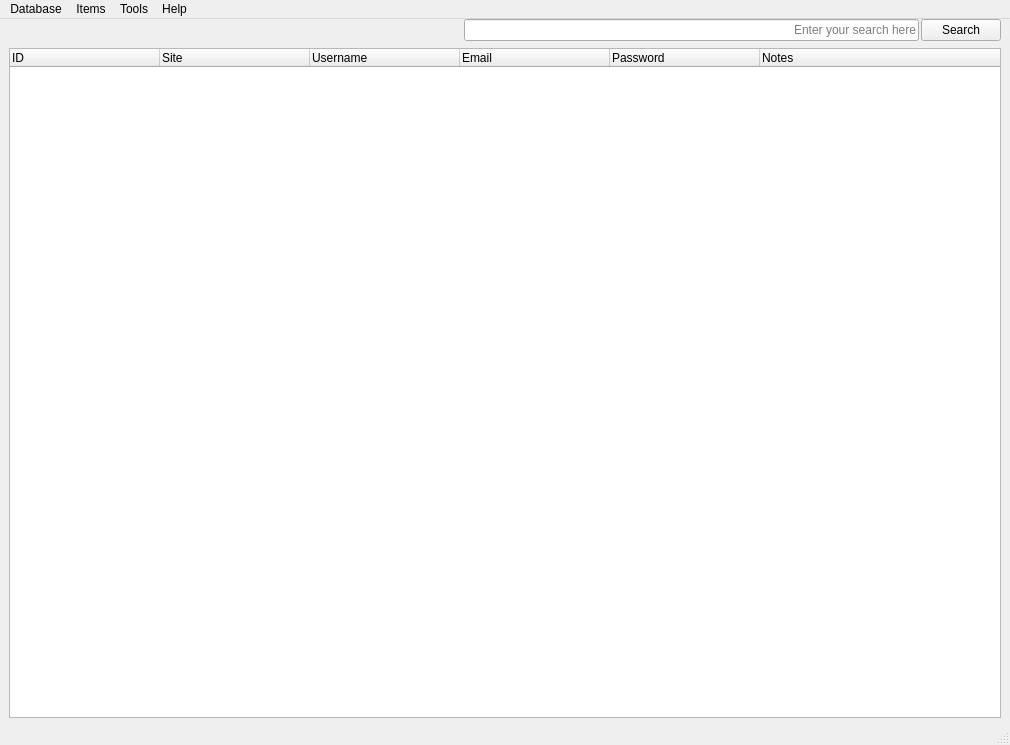
Above: resources/pastword.ui from GeorgeHoneywood/pastword before the change. Below: the same form after it.
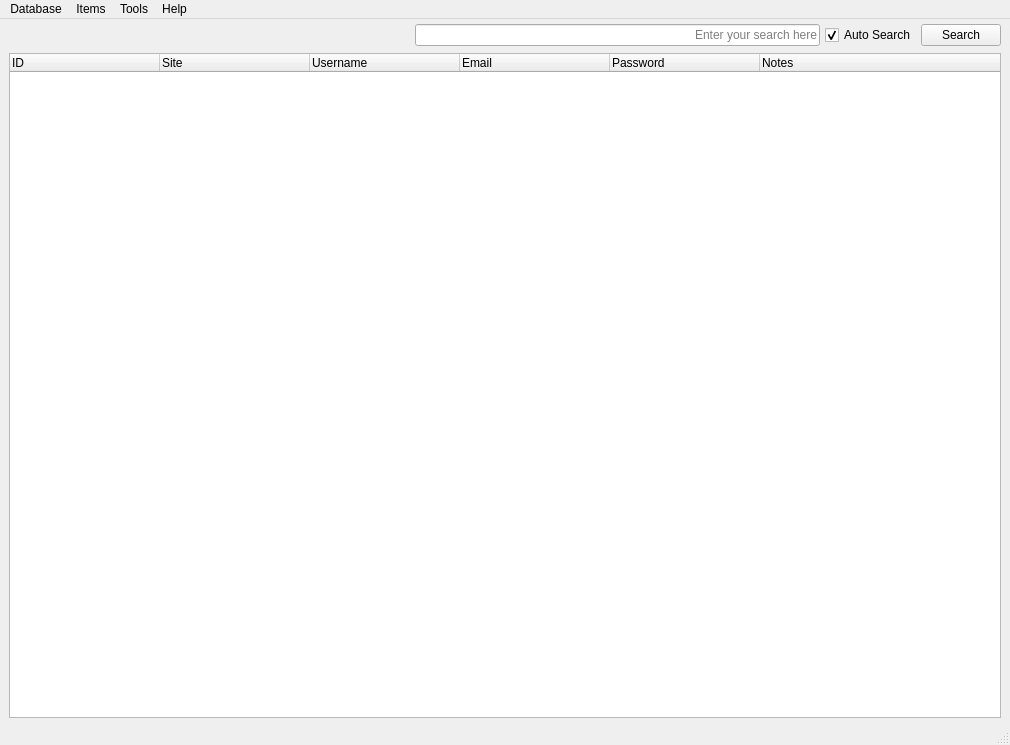
That is the form after the change. Icons and pictures are not drawn.

Diff of the .ui file:
```diff
--- a/resources/pastword.ui
+++ b/resources/pastword.ui
@@ -35,6 +35,12 @@
     </property>
     <item>
      <layout class="QHBoxLayout" name="horizontalLayout_2">
+      <property name="spacing">
+       <number>5</number>
+      </property>
+      <property name="topMargin">
+       <number>5</number>
+      </property>
       <item>
        <spacer name="horizontalSpacer">
         <property name="orientation">
@@ -64,6 +70,19 @@
         </property>
        </widget>
       </item>
+      <item>
+       <widget class="QCheckBox" name="cbAutoSearch">
+        <property name="text">
+         <string>Auto Search</string>
+        </property>
+        <property name="checked">
+         <bool>true</bool>
+        </property>
+        <property name="tristate">
+         <bool>false</bool>
+        </property>
+       </widget>
+      </item>
       <item>
        <widget class="QPushButton" name="pbSearch">
         <property name="text">
@@ -75,6 +94,9 @@
     </item>
     <item>
      <layout class="QHBoxLayout" name="horizontalLayout">
+      <property name="spacing">
+       <number>5</number>
+      </property>
       <property name="sizeConstraint">
        <enum>QLayout::SetNoConstraint</enum>
       </property>
@@ -99,7 +121,13 @@
          </size>
         </property>
         <property name="frameShadow">
-         <enum>QFrame::Raised</enum>
+         <enum>QFrame::Plain</enum>
+        </property>
+        <property name="lineWidth">
+         <number>2</number>
+        </property>
+        <property name="midLineWidth">
+         <number>1</number>
         </property>
         <property name="verticalScrollBarPolicy">
          <enum>Qt::ScrollBarAsNeeded</enum>
@@ -123,7 +151,7 @@
          <enum>QAbstractItemView::SelectRows</enum>
         </property>
         <property name="gridStyle">
-         <enum>Qt::DashDotLine</enum>
+         <enum>Qt::SolidLine</enum>
         </property>
         <property name="cornerButtonEnabled">
          <bool>false</bool>
```
Left out of the diff: 19 changed lines with no effect on the pictures.
